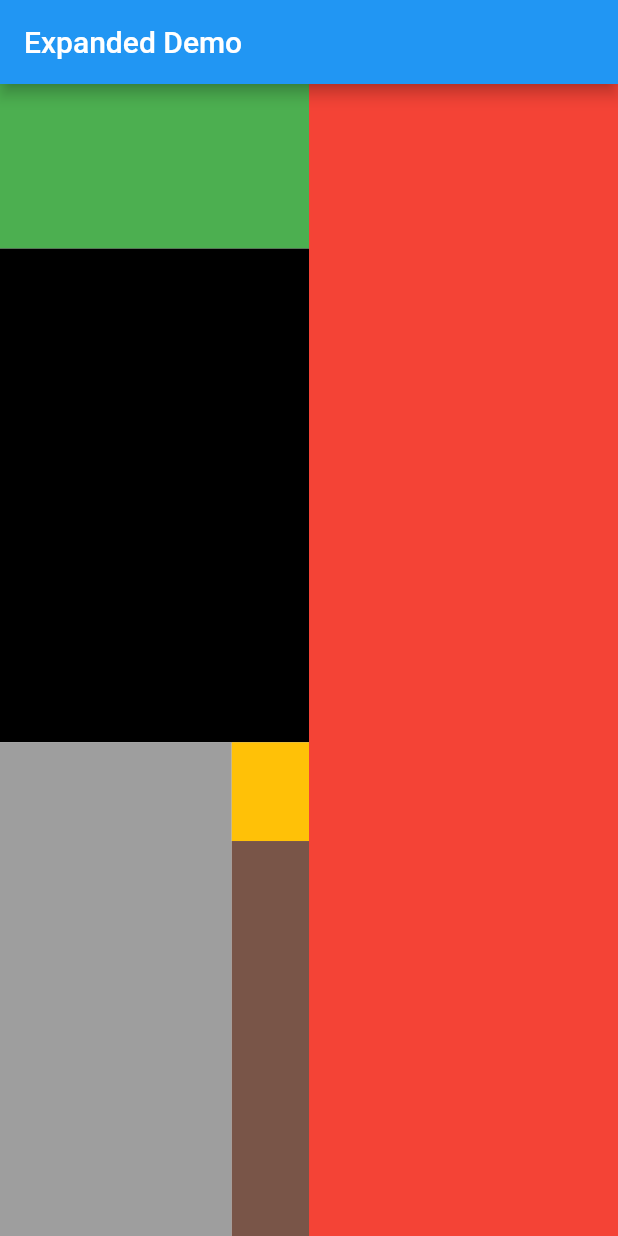
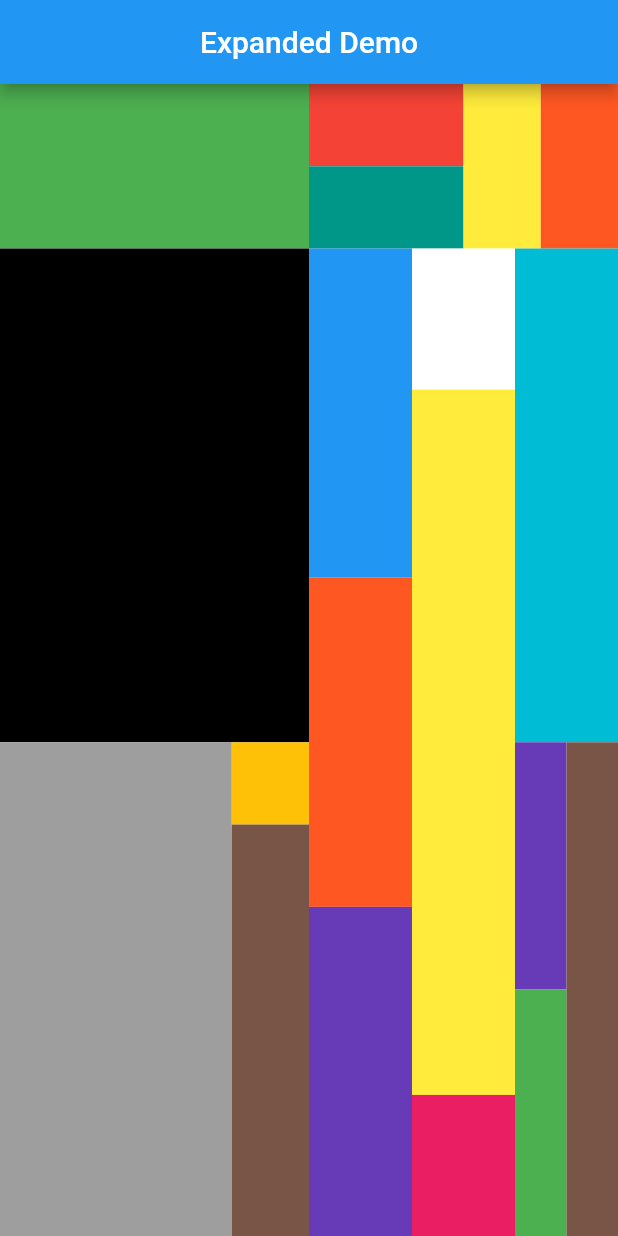
Before and after one commit to marufrobin/expanded_demo, a Flutter app: the screen it shows after launch, on a phone screen of 412 x 824 dp. Run offline on Flutter 3.47's test engine with Material 2 defaults, Android fonts, the phone set to English and light mode, and no system bars.

Commit message:
project Done.

```diff
--- a/lib/expanded_demo.dart
+++ b/lib/expanded_demo.dart
@@ -10,64 +10,109 @@ class ExpandedDemo extends StatelessWidget {
     return SafeArea(
       child: Scaffold(
         appBar: AppBar(
+          centerTitle: true,
           title: Text("Expanded Demo"),
         ),
         body: Row(
           children: [
             Expanded(
-              child: Container(
               child: Column(
                 children: [
-                    Expanded(
-                      child: Container(
-                        color: Colors.green,
-                      ),
-                    ),
+                  expandedColor(Colors.green),
+                  expandedColor(Colors.black, 3),
                   Expanded(
                     flex: 3,
-                      child: Container(
-                        color: Colors.black,
-                      ),
-                    ),
-                    Expanded(
-                      flex: 3,
-                      child: Container(
                     child: Row(
                       children: [
+                        expandedColor(Colors.grey, 3),
                         Expanded(
-                              flex: 3,
-                              child: Container(
-                                color: Colors.grey,
-                              ),
-                            ),
-                            Expanded(
-                              child: Container(
                           child: Column(
                             children: [
-                                    Expanded(
-                                      child: Container(
-                                        color: Colors.amber,
-                                      ),
-                                    ),
-                                    Expanded(
-                                      flex: 4,
-                                      child: Container(color: Colors.brown),
-                                    )
+                              expandedColor(Colors.amber),
+                              expandedColor(Colors.brown, 5)
                             ],
-                                ),
                           ),
                         ),
                       ],
                     ),
                   ),
+                ],
+              ),
+            ),
+            Expanded(
+              child: Column(
+                children: [
+                  Expanded(
+                    flex: 1,
+                    child: Row(
+                      children: [
+                        Expanded(
+                          child: Column(
+                            children: [
+                              expandedColor(Colors.red),
+                              expandedColor(Colors.teal)
+                            ],
+                          ),
+                        ),
+                        Expanded(
+                          child: Row(
+                            children: [
+                              expandedColor(Colors.yellow),
+                              expandedColor(Colors.deepOrange)
+                            ],
+                          ),
                         ),
                       ],
                     ),
                   ),
+                  Expanded(
+                    flex: 6,
+                    child: Row(
+                      children: [
+                        Expanded(
+                          child: Column(
+                            children: [
+                              expandedColor(Colors.blue),
+                              expandedColor(Colors.deepOrange),
+                              expandedColor(Colors.deepPurple),
+                            ],
+                          ),
                         ),
                         Expanded(
-              child: Container(
-                color: Colors.red,
+                          child: Column(
+                            children: [
+                              expandedColor(Colors.white),
+                              expandedColor(Colors.yellow, 5),
+                              expandedColor(Colors.pink),
+                            ],
+                          ),
+                        ),
+                        Expanded(
+                          child: Column(
+                            children: [
+                              expandedColor(Colors.cyan),
+                              Expanded(
+                                child: Row(
+                                  children: [
+                                    Expanded(
+                                      child: Column(
+                                        children: [
+                                          expandedColor(Colors.deepPurple),
+                                          expandedColor(Colors.green)
+                                        ],
+                                      ),
+                                    ),
+                                    expandedColor(Colors.brown),
+                                  ],
+                                ),
+                              ),
+                            ],
+                          ),
+                        ),
+                      ],
+                    ),
+                  )
+                ],
               ),
             )
           ],
@@ -75,4 +120,14 @@ class ExpandedDemo extends StatelessWidget {
       ),
     );
   }
+
+//Expanded method for coloring and flexing
+  Expanded expandedColor(Color clr, [int flexNumber = 1]) {
+    return Expanded(
+      flex: flexNumber,
+      child: Container(
+        color: clr,
+      ),
+    );
   }
+}
```
Lines whose indentation alone changed are shown as unchanged.
